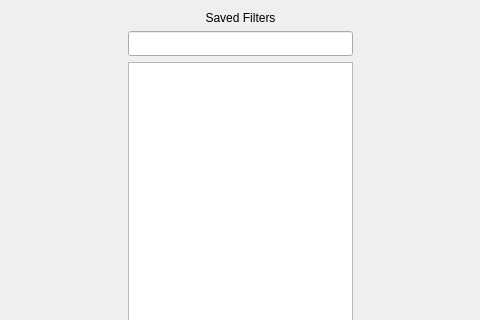
Old version of the form ui/Filters.ui in the repository kathrynmetcalf/GeoCORK; both pictures show x 289 to 769 and y 0 to 320 of the 1059 by 666 pixel window.
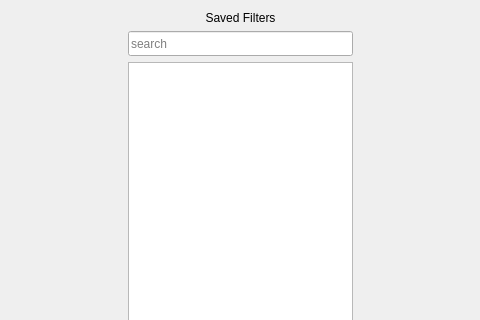
New version of the form.

Patch:
```diff
--- a/ui/Filters.ui
+++ b/ui/Filters.ui
@@ -63,6 +63,9 @@
                 <height>25</height>
                </size>
               </property>
+         <property name="placeholderText">
+          <string>search</string>
+         </property>
              </widget>
             </item>
             <item>
```
Left out of the diff: 2 changed lines with no effect on the pictures. Lines whose indentation alone changed are shown as unchanged.
